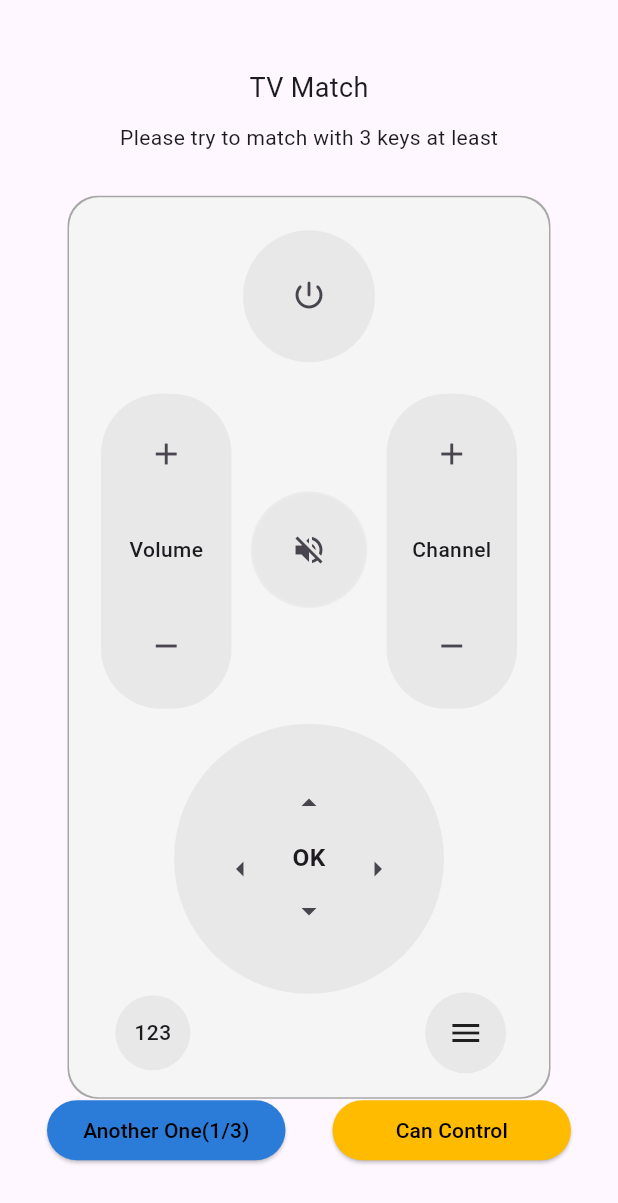
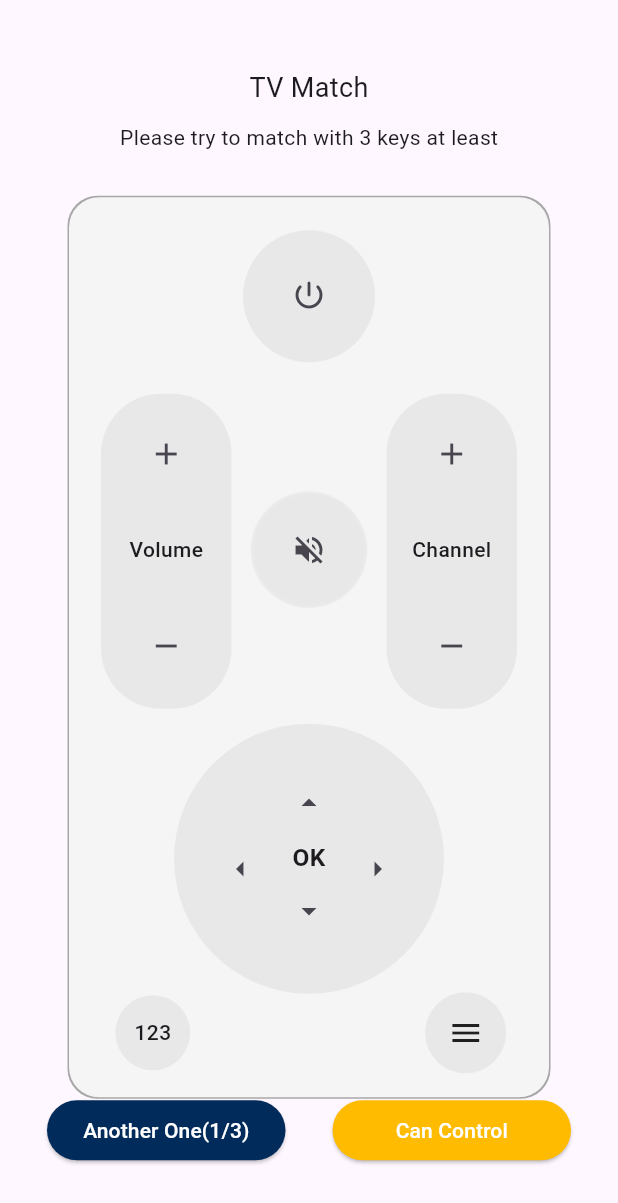
Before and after one commit to asheesh20/controller_app, a Flutter app: the screen it shows after launch, on a phone screen of 412 x 824 dp. Shown: the top 1203 px of the screen. Run offline on Flutter 3.47's test engine with Material 3 defaults, Android fonts, the phone set to English and light mode, and no system bars.

Commit message:
final commit

```diff
--- a/lib/screens/tv.dart
+++ b/lib/screens/tv.dart
@@ -47,7 +47,7 @@ class _TvScreenState extends State<TvScreen> {
                   children: [
                     BottomButton(
                       text: 'Another One(1/3)',
-                      color: lightBlue,
+                      color: Color(0xFF012B5B),
                     ),
                     BottomButton(
                       text: 'Can Control',
--- a/lib/widgets/bottom_button.dart
+++ b/lib/widgets/bottom_button.dart
@@ -24,7 +24,7 @@ class BottomButton extends StatelessWidget {
         ),
         child: Text(
           text,
-          style: const TextStyle(color: Colors.black),
+          style: const TextStyle(color: Colors.white),
         ),
       ),
     );
```
